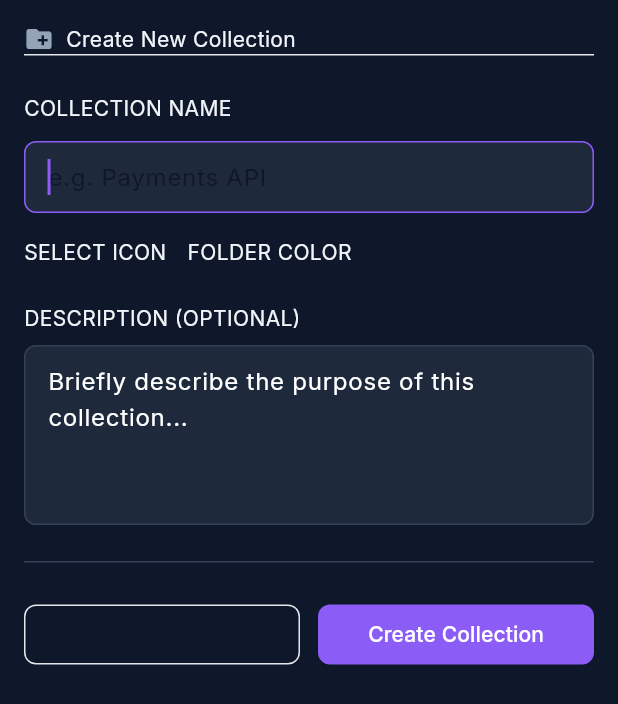
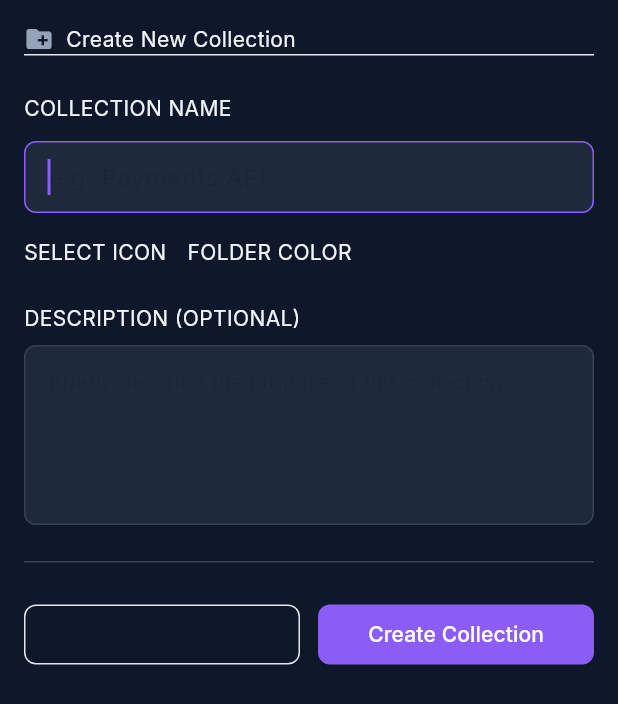
Before and after one commit to GkIgor/gk_http_client, a Flutter app: the _NewWorkspaceDialogBody widget shown alone on an empty page, opened directly with empty values, on a phone screen of 412 x 824 dp. Shown: the top 704 px of the screen. Run offline on Flutter 3.47's test engine with Material 3 defaults, Android fonts, the light colour scheme and no system bars; our stand-ins replace google_fonts.

Commit message:
feat: save collection

```diff
--- a/lib/models/collection_model.dart
+++ b/lib/models/collection_model.dart
@@ -1,9 +1,13 @@
+import 'package:flutter/material.dart';
 import 'package:uuid/uuid.dart';
 import 'http_request.dart';
 
 class RequestCollection {
   final String id;
+  final IconData? icon;
+  final Color? color;
   String name;
+  String? description;
   List<HttpRequest> requests;
   bool isExpanded;
   String workspaceId;
@@ -14,6 +18,9 @@ class RequestCollection {
     required this.workspaceId,
     List<HttpRequest>? requests,
     this.isExpanded = true,
+    this.icon,
+    this.color,
+    this.description,
   }) : id = id ?? const Uuid().v4(),
        requests = requests ?? [];
 
--- a/lib/providers/request_provider.dart
+++ b/lib/providers/request_provider.dart
@@ -24,7 +24,7 @@ class RequestProvider with ChangeNotifier {
   bool get isLoading => _isLoading;
   String get searchFilter => _searchFilter;
 
-  void addCollection(RequestCollection collection) {
+  Future<void> addCollection(RequestCollection collection) async {
     _collections.add(collection);
     _saveCollections();
     notifyListeners();
--- a/lib/views/request_sidebar.dart
+++ b/lib/views/request_sidebar.dart
@@ -193,18 +193,21 @@ class _NewWorkspaceDialogBody extends StatefulWidget {
 
 class _NewWorkspaceDialogBodyState extends State<_NewWorkspaceDialogBody> {
   Color currentColor = AppColors.primary;
-  IconData? currentIcon;
-  late TextEditingController _descriptionController;
+  IconData currentIcon = Icons.folder_rounded;
+  late TextEditingController _collectionDescriptionController;
+  late TextEditingController _collectionNameController;
 
   @override
   void initState() {
-    _descriptionController = TextEditingController();
+    _collectionDescriptionController = TextEditingController();
+    _collectionNameController = TextEditingController();
     super.initState();
   }
 
   @override
   void dispose() {
-    _descriptionController.dispose();
+    _collectionDescriptionController.dispose();
+    _collectionNameController.dispose();
     super.dispose();
   }
 
@@ -235,12 +238,13 @@ class _NewWorkspaceDialogBodyState extends State<_NewWorkspaceDialogBody> {
             const Text('COLLECTION NAME'),
             const SizedBox(height: 12),
             TextField(
+              controller: _collectionNameController,
               decoration: InputDecoration(
                 hintText: 'e.g. Payments API',
                 hintStyle: TextStyle(
-                  color: widget.isDark
-                      ? AppColors.textDark
-                      : AppColors.textLight,
+                  color:
+                      (widget.isDark ? AppColors.textDark : AppColors.textLight)
+                          .withValues(alpha: 0.2),
                 ),
               ),
               autofocus: true,
@@ -290,13 +294,21 @@ class _NewWorkspaceDialogBodyState extends State<_NewWorkspaceDialogBody> {
                 Text('DESCRIPTION (OPTIONAL)'),
                 const SizedBox(height: 8),
                 TextField(
-                  controller: _descriptionController,
+                  controller: _collectionDescriptionController,
                   maxLines: 8,
                   minLines: 4,
                   keyboardType: TextInputType.multiline,
                   decoration: InputDecoration(
                     hintText:
                         'Briefly describe the purpose of this collection...',
+                    hintStyle: TextStyle(
+                      color:
+                          (widget.isDark
+                                  ? AppColors.textDark
+                                  : AppColors.textLight)
+                              .withValues(alpha: 0.2),
+                      fontSize: 13,
+                    ),
                     alignLabelWithHint: true,
                     border: OutlineInputBorder(
                       borderRadius: BorderRadius.circular(8),
@@ -338,9 +350,32 @@ class _NewWorkspaceDialogBodyState extends State<_NewWorkspaceDialogBody> {
                     const SizedBox(width: 12),
                     Expanded(
                       child: ElevatedButton(
-                        onPressed: () {
-                          // TODO: Implement collection creation
-                          Navigator.of(context).pop();
+                        onPressed: () async {
+                          if (_collectionNameController.text.isEmpty) {
+                            return;
+                          }
+
+                          final collection = RequestCollection(
+                            name: _collectionNameController.text,
+                            description: _collectionDescriptionController.text,
+                            workspaceId: Provider.of<WorkspaceProvider>(
+                              context,
+                              listen: false,
+                            ).currentWorkspace!.id,
+                            requests: [],
+                            isExpanded: true,
+                            icon: currentIcon,
+                            color: currentColor,
+                          );
+
+                          await Provider.of<RequestProvider>(
+                            context,
+                            listen: false,
+                          ).addCollection(collection);
+
+                          if (context.mounted) {
+                            Navigator.of(context).pop();
+                          }
                         },
                         style: ElevatedButton.styleFrom(
                           backgroundColor: AppColors.primary,
```
